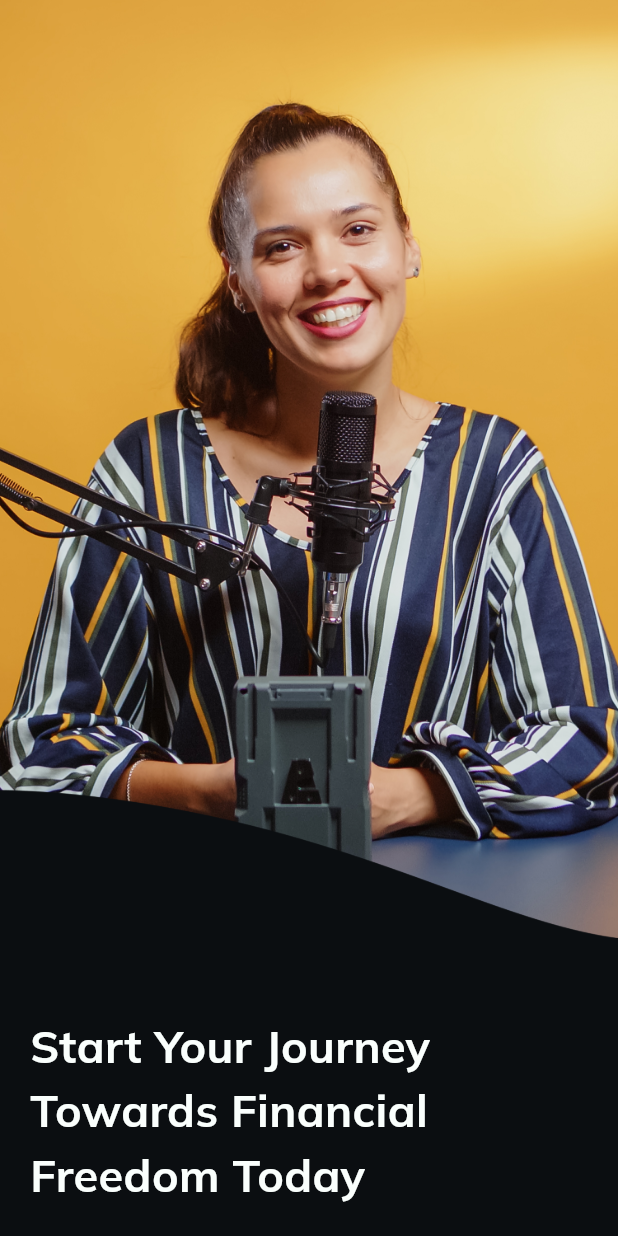
After one commit to Faisal-957/App1, a Flutter app: the Onboarding2 screen opened directly, on a phone screen of 412 x 824 dp. The commit adds this screen. Run offline on Flutter 3.47's test engine with Material 3 defaults, Android fonts, the phone set to English and light mode, and no system bars; our stand-ins replace flutter_screenutil, get, google_fonts, pinput.

```diff
--- a/lib/main.dart
+++ b/lib/main.dart
@@ -4,7 +4,7 @@ import 'package:flutter/material.dart';
 import 'package:flutter_screenutil/flutter_screenutil.dart';
 import 'package:get/route_manager.dart';
 import 'package:mvvm/core/constants/colors.dart';
-import 'package:mvvm/ui/screens/auth/otp_verification/oppp.dart';
+import 'package:mvvm/ui/screens/auth/onbord_screen/onboarding2.dart';
 import 'package:mvvm/ui/screens/auth/otp_verification/otp_verification.dart';
 
 void main() {
--- a/lib/ui/screens/auth/login_screen/login_screen.dart
+++ b/lib/ui/screens/auth/login_screen/login_screen.dart
@@ -9,6 +9,7 @@ import 'package:mvvm/ui/custom_widget/buttons/social_button.dart';
 import 'package:mvvm/ui/screens/auth/creat_account_screen/lcreataccount_viewmodel.dart';
 import 'package:provider/provider.dart';
 
+// ignore: use_key_in_widget_constructors
 class LoginScreen1 extends StatelessWidget {
   @override
   Widget build(BuildContext context) {
--- /dev/null
+++ b/lib/ui/screens/auth/onbord_screen/onboarding2.dart
@@ -0,0 +1,42 @@
+import 'package:flutter/material.dart';
+import 'package:flutter_screenutil/flutter_screenutil.dart';
+import 'package:mvvm/core/constants/colors.dart';
+import 'package:mvvm/core/constants/string.dart';
+import 'package:mvvm/core/constants/text_style.dart';
+
+class Onboarding2 extends StatelessWidget {
+  const Onboarding2({super.key});
+
+  @override
+  Widget build(BuildContext context) {
+    return Scaffold(
+      backgroundColor: primaryColor,
+      body: SingleChildScrollView(
+        child: Column(
+          children: [
+            Image.asset("$staticAssets/onboard2.png"),
+
+            30.verticalSpace,
+            Padding(
+              padding: const EdgeInsets.all(20),
+              child: Column(
+                crossAxisAlignment: CrossAxisAlignment.start,
+                children: [
+                  Text(
+                    "Start Your Journey \nTowards Financial\nFreedom Today",
+                    style: style30,
+                  ),
+                  30.verticalSpace,
+                  Text(
+                    "Lorem ipsum dolor sit amet, consectetur adipiscing.",
+                    style: style16.copyWith(color: greyColor),
+                  ),
+                ],
+              ),
+            ),
+          ],
+        ),
+      ),
+    );
+  }
+}
--- a/lib/ui/screens/auth/otp_verification/otp_verification.dart
+++ b/lib/ui/screens/auth/otp_verification/otp_verification.dart
@@ -69,8 +69,8 @@ class OtpVerification extends StatelessWidget {
             CustomButton(
               text: "Verify",
               onTap: () {},
-              boxColor: Colors.black,
-              textColor: greenColor,
+              boxColor: greenColor,
+              textColor: whiteColor,
             ),
           ],
         ),
```
Also changed, not shown: lib/ui/screens/auth/onbord_screen/onboarding1.dart (added, +31 -0 lines), lib/ui/screens/auth/otp_verification/oppp.dart (deleted, +0 -109 lines), assets/static_assets/Intersect.png (added), assets/static_assets/onboard2.png (added).
